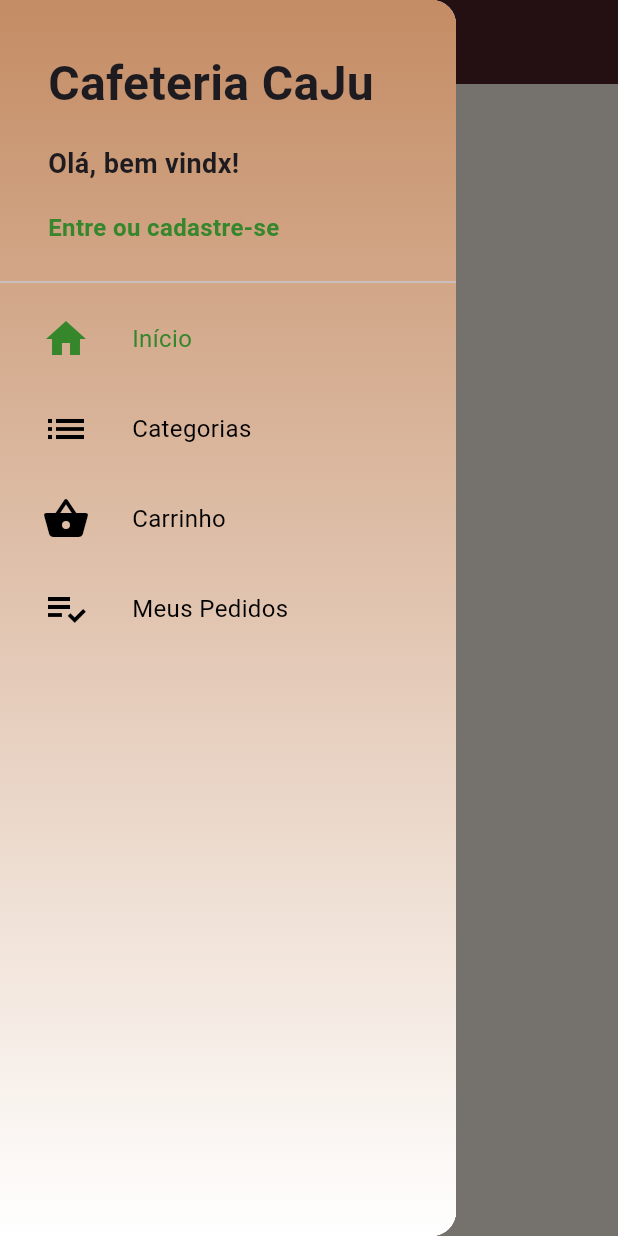
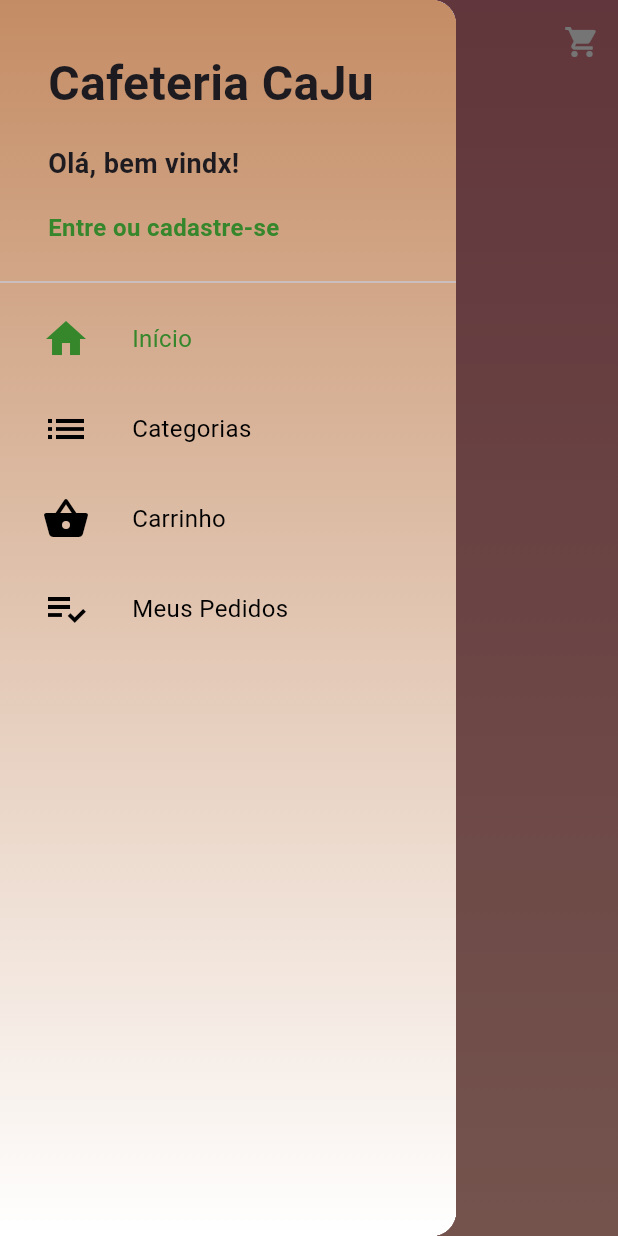
Before and after one commit to CajuAdmin/caju, a Flutter app: the screen it shows after launch, with the side drawer open, on a phone screen of 412 x 824 dp. Run offline on Flutter 3.47's test engine with Material 3 defaults, Android fonts, the phone set to English and light mode, and no system bars; our stand-ins replace cloud_firestore, device_preview, firebase_auth, firebase_core; accounts and stored records are empty; statements that could not run were skipped.

Commit message:
Comecei a trabalhar as seções da tela inicial, criei as coleções no firestore com as imagens que vão compor as seções e comecei a organizar na tela (home).

```diff
--- a/lib/main.dart
+++ b/lib/main.dart
@@ -1,5 +1,6 @@
 import 'package:caju/authservices.dart';
 import 'package:caju/modelos/carrinho_manager.dart';
+import 'package:caju/modelos/home_manager.dart';
 import 'package:caju/modelos/login_controller';
 import 'package:caju/modelos/product_manager.dart';
 import 'package:caju/modelos/user.dart';
@@ -41,6 +42,10 @@ class MainApp extends StatelessWidget {
           create: (_) => ProductManager(),
           lazy: false,
         ),
+        ChangeNotifierProvider(
+          create: (_) => HomeManager(),
+          lazy: false,
+        ),
         ChangeNotifierProxyProvider<Authservices, CarrinhoManager>(
           create: (_) => CarrinhoManager(),
           lazy: false,
--- a/lib/modelos/home_manager.dart
+++ b/lib/modelos/home_manager.dart
@@ -1,7 +1,8 @@
 import 'package:caju/modelos/secao.dart';
 import 'package:cloud_firestore/cloud_firestore.dart';
+import 'package:flutter/cupertino.dart';
 
-class HomeManager {
+class HomeManager extends ChangeNotifier{
 
   HomeManager(){
     _loadSecoes();
@@ -13,9 +14,13 @@ class HomeManager {
 
   Future<void> _loadSecoes() async {
     firestore.collection('home').snapshots().listen((snapshot){
+      secoes.clear();
       for(final DocumentSnapshot document in snapshot.docs){
         secoes.add(Secao.fromDocument(document));
       }
+
+      notifyListeners();
+
     });
   }
 
--- a/lib/modelos/secao.dart
+++ b/lib/modelos/secao.dart
@@ -1,3 +1,4 @@
+import 'package:caju/modelos/item_secao.dart';
 import 'package:cloud_firestore/cloud_firestore.dart';
 
 class Secao {
@@ -5,9 +6,12 @@ class Secao {
   Secao.fromDocument(DocumentSnapshot document){
     nome = document.get('nome') as String;
     tipo = document.get('tipo') as String;
+    items = (document.get('items') as List).map(
+      (e) => ItemSecao.fromMap(e as Map<String, dynamic>)).toList();
   }
 
   late String nome;
   late String tipo;
+  late List<ItemSecao> items;
 
 }
--- a/lib/telas/base/tela_base.dart
+++ b/lib/telas/base/tela_base.dart
@@ -1,5 +1,6 @@
 import 'package:caju/componentes/drawer_custom.dart';
 import 'package:caju/modelos/page_manager.dart';
+import 'package:caju/telas/home/tela_home.dart';
 import 'package:caju/telas/login/login.dart';
 import 'package:caju/telas/produtos/tela_produtos.dart';
 import 'package:flutter/material.dart';
@@ -17,7 +18,7 @@ final PageController pageController = PageController();
       child: PageView(
         controller: pageController,
         children: <Widget>[
-          //Login(),
+          TelaHome(),
           Scaffold(
             drawer: DrawerCustom(),
             appBar: AppBar(
--- /dev/null
+++ b/lib/telas/home/tela_home.dart
@@ -0,0 +1,81 @@
+import 'package:caju/componentes/drawer_custom.dart';
+import 'package:caju/modelos/home_manager.dart';
+import 'package:caju/telas/carrinho/tela_carrinho.dart';
+import 'package:caju/telas/home/secao_list.dart';
+import 'package:flutter/foundation.dart';
+import 'package:flutter/material.dart';
+import 'package:provider/provider.dart';
+
+class TelaHome extends StatelessWidget {
+  const TelaHome({super.key});
+
+  @override
+  Widget build(BuildContext context) {
+    return Scaffold(
+      drawer: DrawerCustom(),
+      body: Stack(
+        children: [
+          Container(
+            decoration: BoxDecoration(
+              gradient: LinearGradient(
+                colors: [
+                  Color.fromARGB(255, 211, 118, 130),
+                  Color.fromARGB(255, 253, 181, 168)
+                ],
+                begin: Alignment.topCenter,
+                end: Alignment.bottomCenter,
+              )
+            ),
+          ),
+          CustomScrollView(
+            slivers: [
+              SliverAppBar(
+                snap: true,
+                floating: true,
+                backgroundColor: Colors.transparent,
+                flexibleSpace: FlexibleSpaceBar(
+                  title: Text(
+                    'Cafeteria CaJu',
+                  ),
+                  centerTitle: true,
+                ),
+                actions: [
+                  IconButton(
+                    onPressed: (){
+                       Navigator.push(
+                        context,
+                        MaterialPageRoute(builder: (context) => TelaCarrinho()),
+                      );
+                    },
+                    icon: Icon(Icons.shopping_cart),
+                    color: Colors.white,
+                  )
+                ],
+              ),
+              Consumer<HomeManager>(
+                builder: (_, homeManager, __){
+                  final List<Widget> children = homeManager.secoes
+                    .map<Widget>((secao) {
+                      switch(secao.tipo){
+                        case 'lista':
+                          return SecaoList(secao: secao);
+                        case 'staggered':
+                          return Container();
+                        default:
+                          return Container();
+                      }
+                    }).toList();
+                  return SliverList(
+                delegate: SliverChildListDelegate(
+                  children
+                ),
+              );
+                }
+              )
+            ],
+          ),
+        ],
+      ),
+    );
+  }
+}
```
Also changed, not shown: lib/modelos/item_secao.dart (added, +10 -0 lines), lib/telas/home/secao_header.dart (added, +24 -0 lines), lib/telas/home/secao_list.dart (added, +37 -0 lines).
